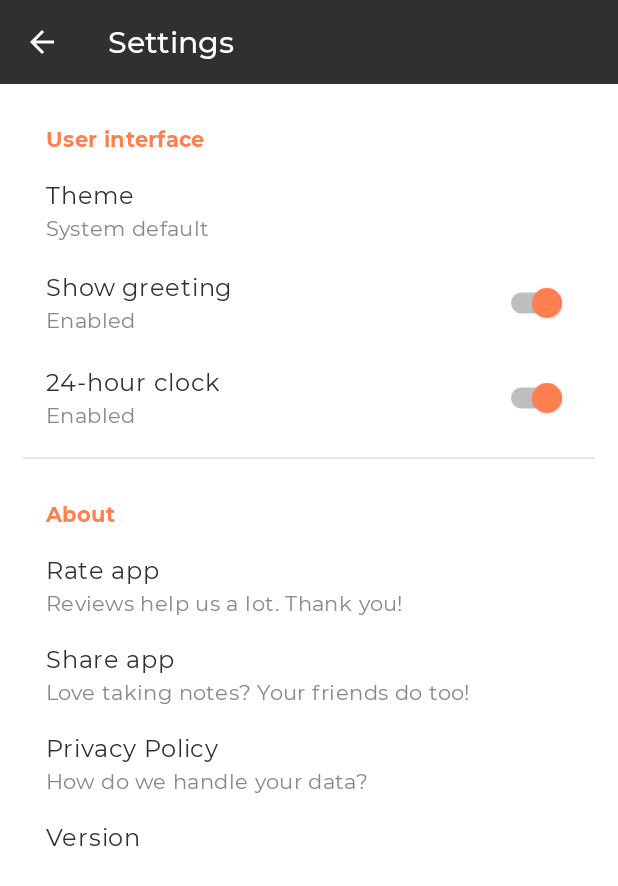
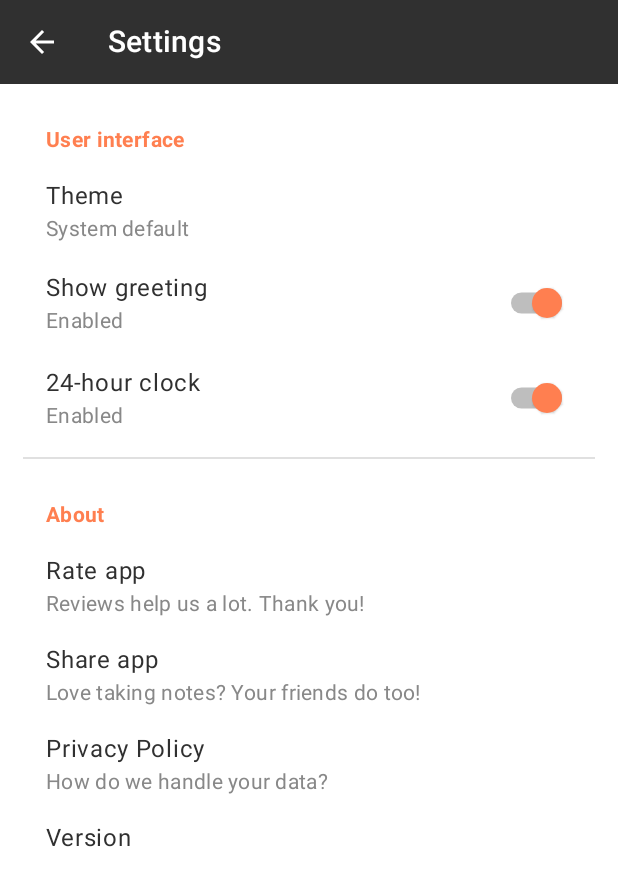
Before and after one commit to diogosantos41/TakeNoteApp, an Android app built with Jetpack Compose: the screen it shows after launch (MainActivity), after a tap on "Settings", on a phone screen of 412 x 824 dp. Shown: the top 886 px of the screen. Run offline under Robolectric (Android 15) with nearby library versions, the phone set to English and light mode, and no system bars; our stand-ins replace Dagger/Hilt's generated code, Room's generated code, accompanist; libraries missing offline, so code that uses them is left out: androidx.glance, androidx.glance.appwidget, com.google.accompanist.navigation; 2 other taps on this screen came first.

Commit message:
Add material3 dynamic theming

```diff
--- a/app/build.gradle
+++ b/app/build.gradle
@@ -71,6 +71,7 @@ dependencies {
     implementation AndroidX.compose_viewmodel_lifecycle
     implementation AndroidX.compose_navigation
     implementation AndroidX.compose_material_icons
+    implementation AndroidX.compose_material3
     implementation Accompanist.navigation_animation
 
     // Widgets
--- a/app/src/main/java/com/dscoding/takenoteapp/presentation/MainActivity.kt
+++ b/app/src/main/java/com/dscoding/takenoteapp/presentation/MainActivity.kt
@@ -7,7 +7,7 @@ import androidx.activity.ComponentActivity
 import androidx.activity.compose.setContent
 import androidx.compose.animation.ExperimentalAnimationApi
 import androidx.compose.foundation.ExperimentalFoundationApi
-import androidx.compose.material.Surface
+import androidx.compose.material3.Surface
 import androidx.compose.runtime.collectAsState
 import androidx.core.splashscreen.SplashScreen.Companion.installSplashScreen
 import androidx.lifecycle.lifecycleScope
@@ -33,7 +33,8 @@ class MainActivity : ComponentActivity() {
         super.onCreate(savedInstanceState)
         window.setSoftInputMode(WindowManager.LayoutParams.SOFT_INPUT_ADJUST_RESIZE)
         setContent {
-            val preferencesState = settingsDataStore.getPreferences().collectAsState(initial = PreferencesDto())
+            val preferencesState =
+                settingsDataStore.getPreferences().collectAsState(initial = PreferencesDto())
             TakeNoteAppTheme(theme = com.dscoding.takenoteapp.utils.getTheme(preferencesState.value.theme)) {
                 Surface {
                     // On some devices (ex: Poko X3) the screen became all white after system theme change.
--- a/app/src/main/java/com/dscoding/takenoteapp/presentation/list_notes/NotesScreen.kt
+++ b/app/src/main/java/com/dscoding/takenoteapp/presentation/list_notes/NotesScreen.kt
@@ -3,11 +3,13 @@ package com.dscoding.takenoteapp.presentation.list_notes
 import android.content.Intent
 import androidx.compose.animation.*
 import androidx.compose.foundation.ExperimentalFoundationApi
+import androidx.compose.foundation.background
 import androidx.compose.foundation.layout.*
 import androidx.compose.foundation.shape.CornerSize
 import androidx.compose.material.*
 import androidx.compose.material.icons.Icons
 import androidx.compose.material.icons.filled.*
+import androidx.compose.material3.MaterialTheme
 import androidx.compose.runtime.Composable
 import androidx.compose.runtime.LaunchedEffect
 import androidx.compose.ui.Alignment
@@ -20,21 +22,20 @@ import androidx.compose.ui.unit.dp
 import androidx.hilt.navigation.compose.hiltViewModel
 import androidx.navigation.NavController
 import com.dscoding.takenoteapp.R
+import com.dscoding.takenoteapp.common.Constants.NOTE_COLOR_ARG
+import com.dscoding.takenoteapp.common.Constants.NOTE_ID_ARG
+import com.dscoding.takenoteapp.common.Constants.NOTE_INVALID_ID
+import com.dscoding.takenoteapp.common.Constants.NOTE_WIDGET_COLOR_ARG
+import com.dscoding.takenoteapp.common.Constants.NOTE_WIDGET_ID_ARG
+import com.dscoding.takenoteapp.common.TestTags
 import com.dscoding.takenoteapp.presentation.common.ConfirmationDialog
 import com.dscoding.takenoteapp.presentation.common.NoteList
 import com.dscoding.takenoteapp.presentation.common.SnackbarHostController
 import com.dscoding.takenoteapp.presentation.list_notes.components.GreetingSection
 import com.dscoding.takenoteapp.presentation.list_notes.components.OrderSection
 import com.dscoding.takenoteapp.presentation.util.Screen
-import com.dscoding.takenoteapp.common.Constants.NOTE_COLOR_ARG
-import com.dscoding.takenoteapp.common.Constants.NOTE_ID_ARG
-import com.dscoding.takenoteapp.common.Constants.NOTE_INVALID_ID
-import com.dscoding.takenoteapp.common.Constants.NOTE_WIDGET_COLOR_ARG
-import com.dscoding.takenoteapp.common.Constants.NOTE_WIDGET_ID_ARG
-import com.dscoding.takenoteapp.common.TestTags
 import com.dscoding.takenoteapp.utils.extensions.findActivity
 import com.dscoding.takenoteapp.utils.extensions.safeNavigate
-import kotlinx.coroutines.flow.collectLatest
 
 @ExperimentalFoundationApi
 @ExperimentalAnimationApi
@@ -67,21 +68,21 @@ fun NotesScreen(
     Scaffold(
         floatingActionButton = {
             FloatingActionButton(
-                backgroundColor = MaterialTheme.colors.primary,
+                backgroundColor = MaterialTheme.colorScheme.primary,
                 onClick = {
                     navController.safeNavigate(Screen.AddEditNoteScreen.route)
                 }) {
                 Icon(
                     imageVector = Icons.Default.Add,
                     contentDescription = stringResource(id = R.string.notes_content_description_add),
-                    tint = MaterialTheme.colors.onPrimary
+                    tint = MaterialTheme.colorScheme.onPrimary
                 )
             }
         },
         isFloatingActionButtonDocked = true,
         bottomBar = {
             BottomAppBar(
-                backgroundColor = MaterialTheme.colors.primary,
+                backgroundColor = MaterialTheme.colorScheme.primary,
                 cutoutShape = MaterialTheme.shapes.small.copy(
                     CornerSize(percent = 50)
                 )
@@ -92,7 +93,7 @@ fun NotesScreen(
                     Icon(
                         imageVector = Icons.Default.Search,
                         contentDescription = stringResource(id = R.string.notes_content_description_search),
-                        tint = MaterialTheme.colors.onPrimary
+                        tint = MaterialTheme.colorScheme.onPrimary
                     )
                 }
                 IconButton(
@@ -103,7 +104,7 @@ fun NotesScreen(
                     Icon(
                         imageVector = if (state.isGridListSelected) Icons.Default.List else Icons.Default.GridView,
                         contentDescription = stringResource(id = R.string.notes_content_description_toggle_grid_list_view),
-                        tint = MaterialTheme.colors.onPrimary
+                        tint = MaterialTheme.colorScheme.onPrimary
                     )
                 }
                 IconButton(
@@ -112,7 +113,7 @@ fun NotesScreen(
                     Icon(
                         imageVector = Icons.Default.Settings,
                         contentDescription = stringResource(id = R.string.notes_content_description_settings),
-                        tint = MaterialTheme.colors.onPrimary
+                        tint = MaterialTheme.colorScheme.onPrimary
                     )
                 }
             }
@@ -120,6 +121,11 @@ fun NotesScreen(
         scaffoldState = scaffoldState,
         snackbarHost = { SnackbarHostController(it) },
         content = { padding ->
+            Box(
+                modifier = Modifier
+                    .fillMaxSize()
+                    .background(color = MaterialTheme.colorScheme.background)
+            ) {
                 Column(
                     modifier = Modifier
                         .fillMaxSize()
@@ -142,8 +148,8 @@ fun NotesScreen(
                     ) {
                         Text(
                             text = stringResource(id = R.string.notes_list_title),
-                        style = MaterialTheme.typography.h5,
-                        color = MaterialTheme.colors.onPrimary
+                            style = MaterialTheme.typography.headlineSmall,
+                            color = MaterialTheme.colorScheme.onBackground
                         )
                         IconButton(
                             onClick = {
@@ -153,7 +159,7 @@ fun NotesScreen(
                             Icon(
                                 imageVector = Icons.Default.Sort,
                                 contentDescription = stringResource(id = R.string.notes_content_description_sort),
-                            tint = MaterialTheme.colors.onPrimary
+                                tint = MaterialTheme.colorScheme.onBackground
                             )
                         }
                     }
@@ -192,7 +198,14 @@ fun NotesScreen(
                     if (state.showDeleteConfirmationDialog) {
                         ConfirmationDialog(message = stringResource(id = R.string.notes_delete_confirmation_message),
                             onConfirm = { viewModel.onEvent(NotesEvent.ConfirmDeleteNote) },
-                        onDismiss = { viewModel.onEvent(NotesEvent.ShowConfirmDeleteNoteDialog(false)) })
+                            onDismiss = {
+                                viewModel.onEvent(
+                                    NotesEvent.ShowConfirmDeleteNoteDialog(
+                                        false
+                                    )
+                                )
+                            })
+                    }
                 }
             }
         }
--- a/app/src/main/java/com/dscoding/takenoteapp/presentation/list_notes/components/GreetingSection.kt
+++ b/app/src/main/java/com/dscoding/takenoteapp/presentation/list_notes/components/GreetingSection.kt
@@ -2,8 +2,8 @@ package com.dscoding.takenoteapp.presentation.list_notes.components
 
 import androidx.compose.foundation.layout.*
 import androidx.compose.material.Divider
-import androidx.compose.material.MaterialTheme
 import androidx.compose.material.Text
+import androidx.compose.material3.*
 import androidx.compose.runtime.Composable
 import androidx.compose.ui.Alignment
 import androidx.compose.ui.Modifier
@@ -31,13 +31,13 @@ fun GreetingSection() {
         ) {
             Text(
                 text = stringResource(id = R.string.notes_greeting_title),
-                style = MaterialTheme.typography.h6,
-                color = MaterialTheme.colors.onPrimary
+                style = MaterialTheme.typography.titleLarge,
+                color = MaterialTheme.colorScheme.onBackground
             )
             Text(
                 text = stringResource(id = R.string.notes_greeting_message),
-                style = MaterialTheme.typography.body1,
-                color = MaterialTheme.colors.primary,
+                style = MaterialTheme.typography.bodyLarge,
+                color = MaterialTheme.colorScheme.primary,
             )
             Spacer(modifier = Modifier.height(dimensionResource(R.dimen.notes_margin_vertical_greeting_section)))
             Divider()
--- a/app/src/main/java/com/dscoding/takenoteapp/presentation/settings/SettingsScreen.kt
+++ b/app/src/main/java/com/dscoding/takenoteapp/presentation/settings/SettingsScreen.kt
@@ -1,11 +1,13 @@
 package com.dscoding.takenoteapp.presentation.settings
 
+import androidx.compose.foundation.background
 import androidx.compose.foundation.layout.*
 import androidx.compose.foundation.rememberScrollState
 import androidx.compose.foundation.verticalScroll
 import androidx.compose.material.*
 import androidx.compose.material.icons.Icons
 import androidx.compose.material.icons.filled.ArrowBack
+import androidx.compose.material3.MaterialTheme
 import androidx.compose.runtime.Composable
 import androidx.compose.ui.Modifier
 import androidx.compose.ui.platform.LocalContext
@@ -68,6 +70,11 @@ fun SettingsScreen(
             )
         },
         content = { padding ->
+            Box(
+                modifier = Modifier
+                    .fillMaxSize()
+                    .background(color = MaterialTheme.colorScheme.background)
+            ) {
                 val settingsColumnModifier = Modifier
                     .fillMaxWidth()
                     .padding(
@@ -82,7 +89,6 @@ fun SettingsScreen(
                         .padding(generalMargin, 0.dp)
                 ) {
                     Column(settingsColumnModifier) {
-
                         Spacer(modifier = Modifier.height(headerTopMargin))
                         SettingsHeader(text = stringResource(id = R.string.settings_header_user_interface))
                         Spacer(modifier = Modifier.height(betweenFieldsMargin))
@@ -139,11 +145,12 @@ fun SettingsScreen(
                             onClick = { })
                     }
                 }
-            if (state.showThemeOptionsDialog) {
+            }
             OptionsDialog(
                 title = stringResource(id = R.string.settings_theme_dialog_title),
                 options = geThemesTextList(),
                 selected = state.selectedTheme.asString(),
+                visible = state.showThemeOptionsDialog,
                 onOptionSelected = {
                     viewModel.onEvent(SettingsEvent.SelectThemeOption(it))
                 }
@@ -151,6 +158,5 @@ fun SettingsScreen(
             {
                 viewModel.onEvent(SettingsEvent.ShowThemeOptionsDialog(false))
             }
-            }
         })
 }
--- a/app/src/main/java/com/dscoding/takenoteapp/presentation/settings/components/SettingsField.kt
+++ b/app/src/main/java/com/dscoding/takenoteapp/presentation/settings/components/SettingsField.kt
@@ -4,7 +4,7 @@ import androidx.compose.foundation.clickable
 import androidx.compose.foundation.layout.Arrangement
 import androidx.compose.foundation.layout.Column
 import androidx.compose.foundation.layout.fillMaxWidth
-import androidx.compose.material.MaterialTheme
+import androidx.compose.material3.MaterialTheme
 import androidx.compose.material.Text
 import androidx.compose.runtime.Composable
 import androidx.compose.ui.Modifier
@@ -26,12 +26,12 @@ fun SettingsField(
     ) {
         Text(
             text = title,
-            style = MaterialTheme.typography.body1,
-            color = MaterialTheme.colors.onPrimary
+            style = MaterialTheme.typography.bodyLarge,
+            color = MaterialTheme.colorScheme.onBackground
         )
         Text(
             text = value,
-            style = MaterialTheme.typography.body2,
+            style = MaterialTheme.typography.bodyMedium,
             color = Color.Gray
         )
     }
--- a/app/src/main/java/com/dscoding/takenoteapp/presentation/settings/components/SettingsHeader.kt
+++ b/app/src/main/java/com/dscoding/takenoteapp/presentation/settings/components/SettingsHeader.kt
@@ -1,6 +1,6 @@
 package com.dscoding.takenoteapp.presentation.settings.components
 
-import androidx.compose.material.MaterialTheme
+import androidx.compose.material3.MaterialTheme
 import androidx.compose.material.Text
 import androidx.compose.runtime.Composable
 import androidx.compose.ui.text.font.FontWeight
@@ -9,8 +9,8 @@ import androidx.compose.ui.text.font.FontWeight
 fun SettingsHeader(text: String) {
     Text(
         text = text,
-        style = MaterialTheme.typography.body2,
-        color = MaterialTheme.colors.primary,
+        style = MaterialTheme.typography.bodyMedium,
+        color = MaterialTheme.colorScheme.primary,
         fontWeight = FontWeight.Bold
     )
 }
--- a/app/src/main/java/com/dscoding/takenoteapp/presentation/settings/components/SwitchField.kt
+++ b/app/src/main/java/com/dscoding/takenoteapp/presentation/settings/components/SwitchField.kt
@@ -1,7 +1,7 @@
 package com.dscoding.takenoteapp.presentation.settings.components
 
 import androidx.compose.foundation.layout.*
-import androidx.compose.material.MaterialTheme
+import androidx.compose.material3.MaterialTheme
 import androidx.compose.material.Switch
 import androidx.compose.material.SwitchDefaults
 import androidx.compose.material.Text
@@ -31,12 +31,12 @@ fun SwitchField(
         ) {
             Text(
                 text = title,
-                style = MaterialTheme.typography.body1,
-                color = MaterialTheme.colors.onPrimary
+                style = MaterialTheme.typography.bodyLarge,
+                color = MaterialTheme.colorScheme.onBackground
             )
             Text(
                 text = value,
-                style = MaterialTheme.typography.body2,
+                style = MaterialTheme.typography.bodyMedium,
                 color = Color.Gray,
                 modifier = Modifier.testTag(valueTestTag)
             )
@@ -46,7 +46,7 @@ fun SwitchField(
             checked = active,
             onCheckedChange = onSelect,
             colors = SwitchDefaults.colors(
-                checkedThumbColor = MaterialTheme.colors.primary,
+                checkedThumbColor = MaterialTheme.colorScheme.primary,
                 uncheckedThumbColor = Color.Gray,
                 checkedTrackColor = Color.Gray,
                 uncheckedTrackColor = Color.LightGray,
--- a/app/src/main/java/com/dscoding/takenoteapp/ui/theme/Shape.kt
+++ b/app/src/main/java/com/dscoding/takenoteapp/ui/theme/Shape.kt
@@ -1,7 +1,7 @@
 package com.dscoding.takenoteapp.ui.theme
 
 import androidx.compose.foundation.shape.RoundedCornerShape
-import androidx.compose.material.Shapes
+import androidx.compose.material3.Shapes
 import androidx.compose.ui.unit.dp
 
 val Shapes = Shapes(
--- a/app/src/main/java/com/dscoding/takenoteapp/ui/theme/Theme.kt
+++ b/app/src/main/java/com/dscoding/takenoteapp/ui/theme/Theme.kt
@@ -1,48 +1,52 @@
 package com.dscoding.takenoteapp.ui.theme
 
 import androidx.compose.foundation.isSystemInDarkTheme
-import androidx.compose.material.Colors
-import androidx.compose.material.MaterialTheme
-import androidx.compose.material.darkColors
-import androidx.compose.material.lightColors
+import androidx.compose.material3.*
 import androidx.compose.runtime.Composable
+import androidx.compose.ui.platform.LocalContext
 import com.dscoding.takenoteapp.utils.Theme
 
-private val LightColors = lightColors(
+private val LightColors = lightColorScheme(
     primary = Coral,
+    onPrimary = DarkGrey,
     secondary = White,
     background = White,
+    onBackground = DarkGrey,
     surface = DirtWhite,
-    onSurface = DarkGrey,
-    onPrimary = DarkGrey
+    onSurface = DarkGrey
 )
 
-private val DarkColors = darkColors(
+private val DarkColors = darkColorScheme(
     primary = Coral,
+    onPrimary = White,
     secondary = DarkerGrey,
     background = DarkerGrey,
+    onBackground = White,
     surface = DarkGrey,
     onSurface = White,
-    onPrimary = White
+
 )
 
-private val DarkYellowColors = darkColors(
+private val DarkYellowColors = darkColorScheme(
     primary = Yellow,
+    onPrimary = White,
     secondary = BlackBlue,
     background = BlackBlue,
+    onBackground = White,
     surface = DarkGrey,
     onSurface = White,
-    onPrimary = White
+
 )
 
 @Composable
-fun getThemeColors(theme: Theme): Colors {
+fun getThemeColors(theme: Theme): ColorScheme {
+    val context = LocalContext.current
     return when (theme) {
         Theme.SystemDefault -> if (isSystemInDarkTheme()) DarkColors else LightColors
         Theme.Light -> LightColors
         Theme.Dark -> DarkColors
         Theme.DarkYellow -> DarkYellowColors
-        Theme.Dynamic -> DarkYellowColors // TODO dynamic colors
+        Theme.Dynamic -> if (isSystemInDarkTheme()) dynamicDarkColorScheme(context) else dynamicLightColorScheme(context)
     }
 }
 
@@ -55,7 +59,7 @@ fun TakeNoteAppTheme(
     val colors = getThemeColors(theme = theme)
 
     MaterialTheme(
-        colors = colors,
+        colorScheme = colors,
         typography = Typography,
         shapes = Shapes,
         content = content
--- a/app/src/main/java/com/dscoding/takenoteapp/ui/theme/Type.kt
+++ b/app/src/main/java/com/dscoding/takenoteapp/ui/theme/Type.kt
@@ -1,6 +1,6 @@
 package com.dscoding.takenoteapp.ui.theme
 
-import androidx.compose.material.Typography
+import androidx.compose.material3.Typography
 import androidx.compose.ui.text.font.Font
 import androidx.compose.ui.text.font.FontFamily
 import androidx.compose.ui.text.font.FontWeight
@@ -13,6 +13,4 @@ val customFontFamily = FontFamily(
     Font(R.font.montserrat_medium, FontWeight.Medium)
 )
 
-val Typography = Typography(
-    defaultFontFamily = customFontFamily
-)
+val Typography = Typography()
--- a/buildSrc/src/main/java/Dependencies.kt
+++ b/buildSrc/src/main/java/Dependencies.kt
@@ -5,10 +5,11 @@ object Versions {
     const val dagger_hilt = "2.43.2"
     const val dagger_hilt_compiler = "2.43.2"
     const val hilt_compiler = "1.0.0"
-    const val core_ktx = "1.7.0"
+    const val core_ktx = "1.9.0"
     const val compose = "1.2.0-rc02"
     const val compose_activity = "1.5.0"
     const val compose_navigation = "2.5.0"
+    const val compose_material3 = "1.1.0-alpha02"
     const val compose_hilt_navigation = "1.0.0"
     const val compose_viewmodel_lifecycle = "2.5.0-rc02"
     const val lifecycle_runtime_ktx = "2.5.0"
@@ -58,6 +59,8 @@ object AndroidX {
         "androidx.navigation:navigation-compose:${Versions.compose_navigation}"
     const val compose_material_icons =
         "androidx.compose.material:material-icons-extended:${Versions.compose}"
+    const val compose_material3 =
+        "androidx.compose.material3:material3:${Versions.compose_material3}"
     const val lifecycle_runtime_ktx =
         "androidx.lifecycle:lifecycle-runtime-ktx:${Versions.lifecycle_runtime_ktx}"
     const val splash_screen = "androidx.core:core-splashscreen:${Versions.splash_screen}"
```
Also changed, not shown: app/src/main/java/com/dscoding/takenoteapp/presentation/add_edit_note/AddEditNoteScreen.kt (+9 -8 lines), app/src/main/java/com/dscoding/takenoteapp/presentation/common/ConfirmationDialog.kt (+6 -5 lines), app/src/main/java/com/dscoding/takenoteapp/presentation/common/DefaultRadioButton.kt (+4 -4 lines), app/src/main/java/com/dscoding/takenoteapp/presentation/search_notes/SearchNotesScreen.kt (+13 -2 lines), app/src/main/java/com/dscoding/takenoteapp/presentation/settings/components/OptionsDialog.kt (+10 -5 lines). Lines whose indentation alone changed are shown as unchanged.
